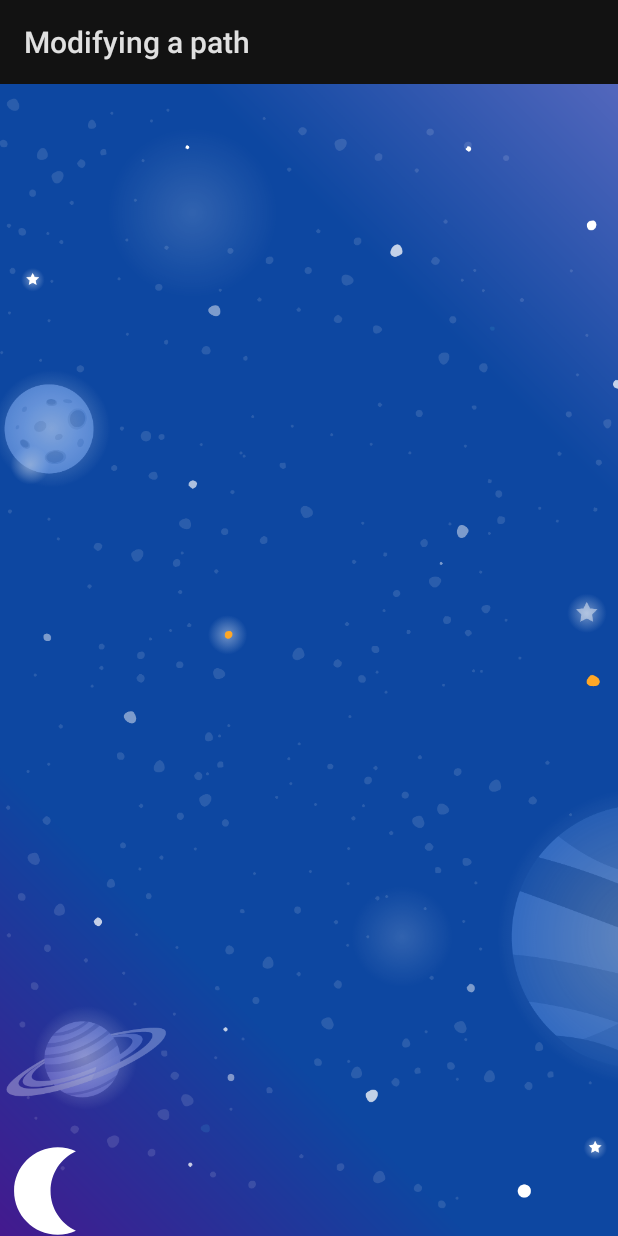
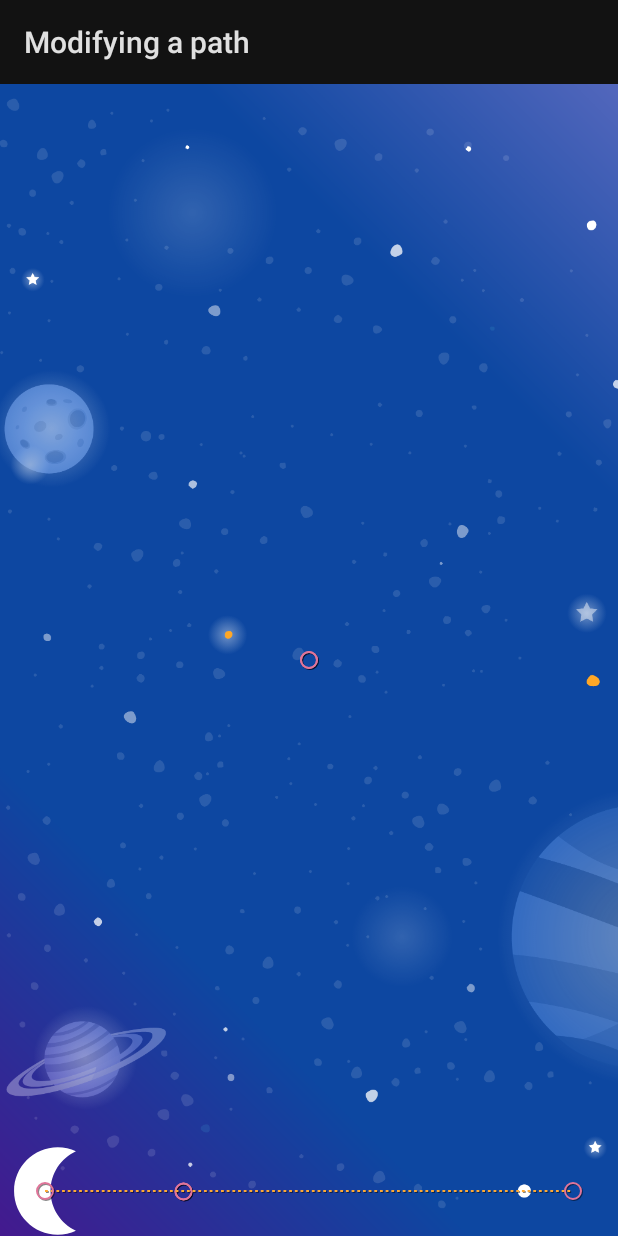
Before and after one commit to dannyboy2327/MotionLayout, an Android app: the Step3Activity screen opened directly, with no data from a screen before it, on a phone screen of 412 x 824 dp. Run offline under Robolectric (Android 15) with nearby library versions, the phone set to English and light mode, and no system bars.

Commit message:
feat: added a motionDebug attribute to show the path

```diff
--- a/app/src/main/res/layout/activity_step3.xml
+++ b/app/src/main/res/layout/activity_step3.xml
@@ -17,7 +17,8 @@
     xmlns:app="http://schemas.android.com/apk/res-auto"
     android:layout_width="match_parent"
     android:layout_height="match_parent"
-    app:layoutDescription="@xml/step3">
+    app:layoutDescription="@xml/step3"
+    app:motionDebug="SHOW_PATH">
 
 
     <ImageView
```
